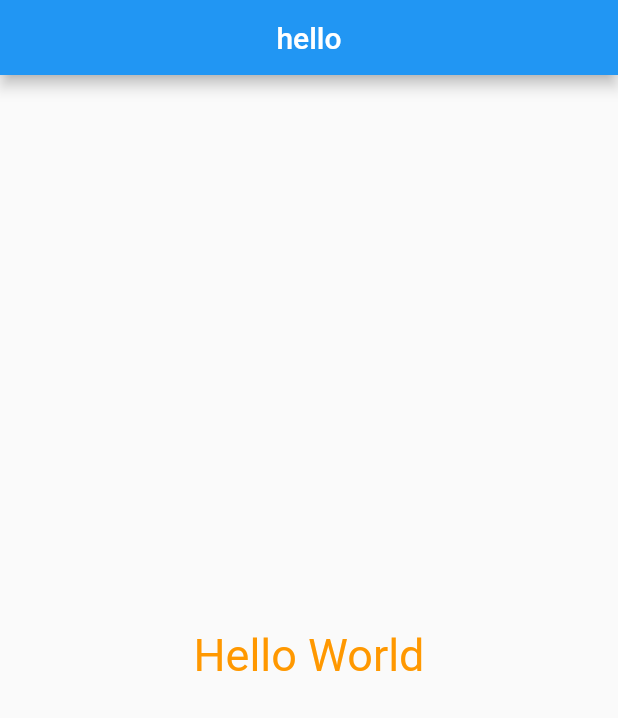
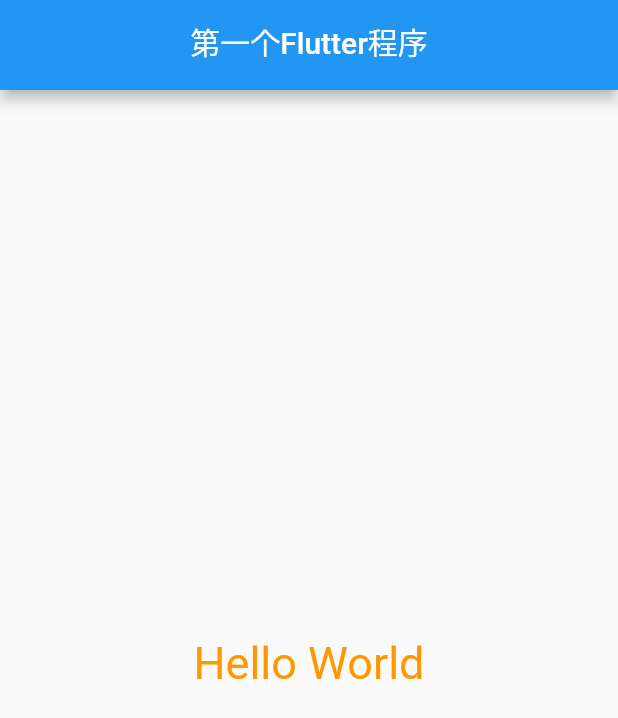
Before and after one commit to yanlele/flutter_study_case, a Flutter app: the screen it shows after launch, on a phone screen of 412 x 824 dp. Shown: the top 718 px of the screen. Run offline on Flutter 3.47's test engine with Material 2 defaults, Android fonts, the phone set to English and light mode, and no system bars.

Commit message:
feat: home

```diff
--- a/lib/main.dart
+++ b/lib/main.dart
@@ -6,13 +6,17 @@ class Header extends StatelessWidget implements PreferredSizeWidget {
   @override
   Widget build(BuildContext context) {
     return AppBar(
-      centerTitle: true,
-      title: const Text("hello"),
+      title: const Center(
+        child: Text(
+          "第一个Flutter程序",
+          style: TextStyle(),
+        ),
+      ),
     );
   }
 
   @override
-  Size get preferredSize => const Size.fromHeight(50);
+  Size get preferredSize => const Size.fromHeight(60);
 }
 
 main() {
```
